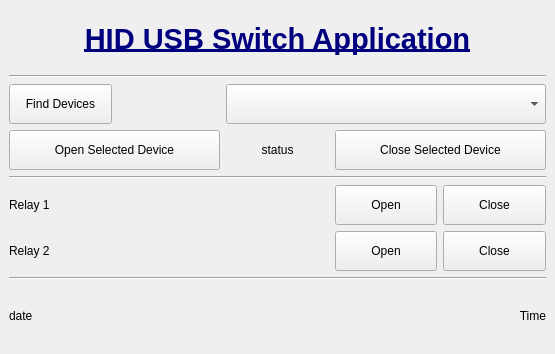
Old version of the form mainwindow.ui in the repository Mubshr07/USBcontrolWidget.
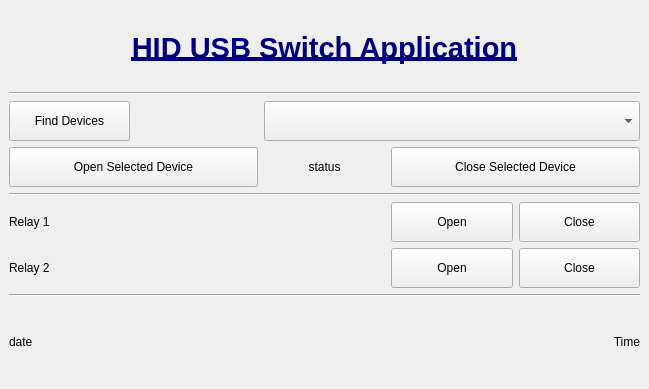
New version of the form.

Diff of the .ui file:
```diff
--- a/mainwindow.ui
+++ b/mainwindow.ui
@@ -6,8 +6,8 @@
    <rect>
     <x>0</x>
     <y>0</y>
-    <width>555</width>
-    <height>354</height>
+    <width>649</width>
+    <height>389</height>
    </rect>
   </property>
   <property name="windowTitle">
```
